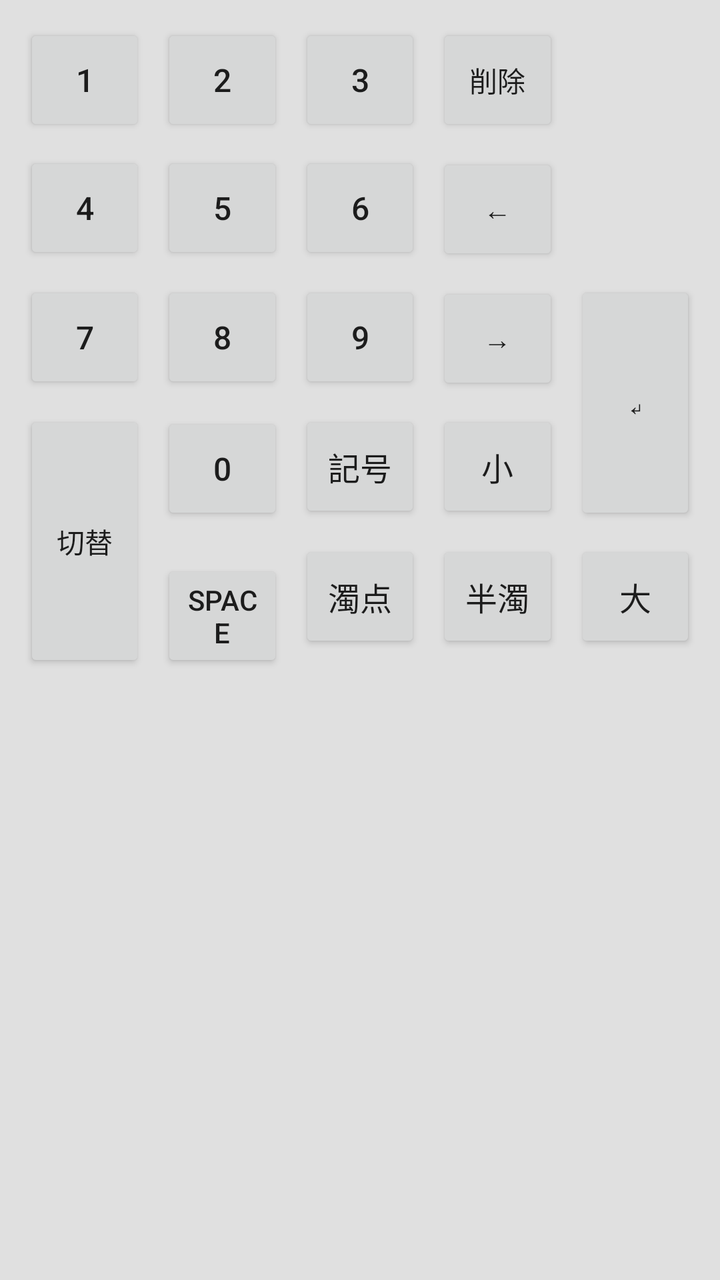
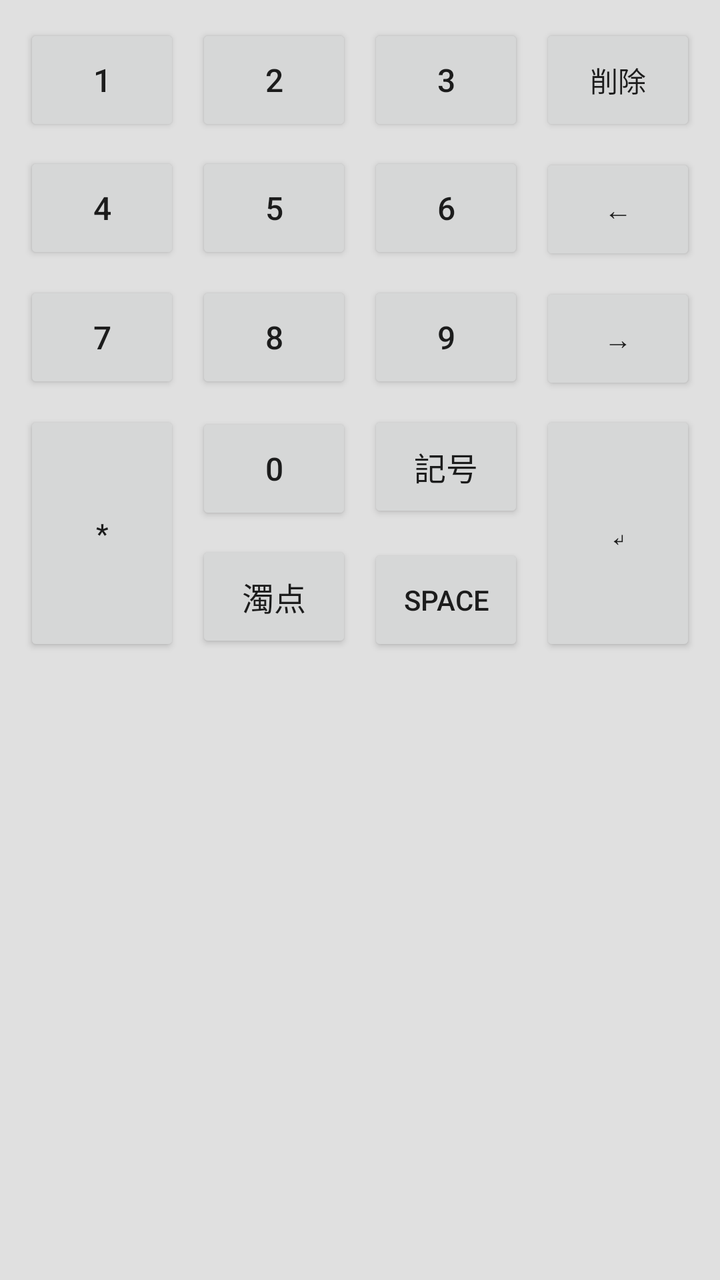

Compare the two renders of this Android layout. The source of the first and the diff that turns it into the second are given below.
<!-- AndroidManifest.xml: application theme Theme.TwoTouchKeyboard -->
<!-- res/layout/keyboard_view.xml -->
<?xml version="1.0" encoding="utf-8"?>
<LinearLayout xmlns:android="http://schemas.android.com/apk/res/android"
    android:layout_width="match_parent"
    android:layout_height="wrap_content"
    android:background="@color/keyboard_background"
    android:orientation="vertical"
    android:padding="8dp">

    <TextView
        android:id="@+id/conversion_hint"
        android:layout_width="match_parent"
        android:layout_height="wrap_content"
        android:layout_marginBottom="4dp"
        android:paddingHorizontal="8dp"
        android:textColor="@color/candidate_text"
        android:textSize="13sp"
        android:visibility="gone" />

    <HorizontalScrollView
        android:id="@+id/candidate_scroll"
        android:layout_width="match_parent"
        android:layout_height="48dp"
        android:layout_marginBottom="8dp"
        android:background="@color/candidate_bar_background"
        android:fillViewport="true"
        android:scrollbars="none"
        android:visibility="gone">

        <LinearLayout
            android:id="@+id/candidate_container"
            android:layout_width="wrap_content"
            android:layout_height="match_parent"
            android:gravity="center_vertical"
            android:orientation="horizontal" />

    </HorizontalScrollView>

    <ViewFlipper
        android:id="@+id/keyboard_flipper"
        android:layout_width="match_parent"
        android:layout_height="wrap_content"
        android:measureAllChildren="false">

        <GridLayout
            android:id="@+id/keyboard_grid"
            android:layout_width="match_parent"
            android:layout_height="wrap_content"
            android:columnCount="5"
            android:rowCount="5"
            android:useDefaultMargins="true">

            <Button
                android:id="@+id/key_1"
                style="@style/KeyboardKey"
                android:layout_column="0"
                android:layout_row="0"
                android:text="1" />

            <Button
                android:id="@+id/key_2"
                style="@style/KeyboardKey"
                android:layout_column="1"
                android:layout_row="0"
                android:text="2" />

            <Button
                android:id="@+id/key_3"
                style="@style/KeyboardKey"
                android:layout_column="2"
                android:layout_row="0"
                android:text="3" />

            <Button
                android:id="@+id/key_delete"
                style="@style/KeyboardFunctionKey"
                android:layout_column="3"
                android:layout_row="0"
                android:text="@string/key_delete" />

            <Button
                android:id="@+id/key_4"
                style="@style/KeyboardKey"
                android:layout_column="0"
                android:layout_row="1"
                android:text="4" />

            <Button
                android:id="@+id/key_5"
                style="@style/KeyboardKey"
                android:layout_column="1"
                android:layout_row="1"
                android:text="5" />

            <Button
                android:id="@+id/key_6"
                style="@style/KeyboardKey"
                android:layout_column="2"
                android:layout_row="1"
                android:text="6" />

            <Button
                android:id="@+id/key_cursor_left"
                style="@style/KeyboardFunctionKey"
                android:layout_column="3"
                android:layout_row="1"
                android:text="@string/key_cursor_left" />

            <Button
                android:id="@+id/key_7"
                style="@style/KeyboardKey"
                android:layout_column="0"
                android:layout_row="2"
                android:text="7" />

            <Button
                android:id="@+id/key_8"
                style="@style/KeyboardKey"
                android:layout_column="1"
                android:layout_row="2"
                android:text="8" />

            <Button
                android:id="@+id/key_9"
                style="@style/KeyboardKey"
                android:layout_column="2"
                android:layout_row="2"
                android:text="9" />

            <Button
                android:id="@+id/key_cursor_right"
                style="@style/KeyboardFunctionKey"
                android:layout_column="3"
                android:layout_row="2"
                android:text="@string/key_cursor_right" />

            <Button
                android:id="@+id/key_enter"
                style="@style/KeyboardTallKey"
                android:layout_column="4"
                android:layout_row="2"
                android:layout_rowSpan="2"
                android:text="@string/key_enter" />

            <Button
                android:id="@+id/key_star"
                style="@style/KeyboardTallKey"
                android:layout_column="0"
                android:layout_row="3"
                android:layout_rowSpan="2"
                android:text="@string/key_mode_switch" />

            <Button
                android:id="@+id/key_0"
                style="@style/KeyboardKey"
                android:layout_column="1"
                android:layout_row="3"
                android:text="0" />

            <Button
                android:id="@+id/key_hash"
                style="@style/KeyboardKey"
                android:layout_column="2"
                android:layout_row="3"
                android:text="@string/key_symbols" />

            <Button
                android:id="@+id/key_small_kana"
                style="@style/KeyboardKey"
                android:layout_column="3"
                android:layout_row="3"
                android:text="@string/key_small_kana" />

            <Button
                android:id="@+id/key_space"
                style="@style/KeyboardSpaceKey"
                android:layout_column="1"
                android:layout_row="4"
                android:text="@string/key_space" />

            <Button
                android:id="@+id/key_dakuten"
                style="@style/KeyboardKey"
                android:layout_column="2"
                android:layout_row="4"
                android:text="@string/key_dakuten" />

            <Button
                android:id="@+id/key_handakuten"
                style="@style/KeyboardKey"
                android:layout_column="3"
                android:layout_row="4"
                android:text="@string/key_handakuten" />

            <Button
                android:id="@+id/key_uppercase_toggle"
                style="@style/KeyboardKey"
                android:layout_column="4"
                android:layout_row="4"
                android:text="@string/key_uppercase_toggle" />

        </GridLayout>

        <include layout="@layout/keyboard_symbol_view" />

    </ViewFlipper>

</LinearLayout>
<!-- res/layout/keyboard_symbol_view.xml (included above) -->
<?xml version="1.0" encoding="utf-8"?>
<GridLayout xmlns:android="http://schemas.android.com/apk/res/android"
    android:id="@+id/symbol_keyboard_grid"
    android:layout_width="match_parent"
    android:layout_height="wrap_content"
    android:columnCount="4"
    android:rowCount="4"
    android:useDefaultMargins="true">

    <Button
        android:id="@+id/symbol_key_comma"
        style="@style/KeyboardKey"
        android:layout_column="0"
        android:layout_row="0"
        android:text="、" />

    <Button
        android:id="@+id/symbol_key_period"
        style="@style/KeyboardKey"
        android:layout_column="1"
        android:layout_row="0"
        android:text="。" />

    <Button
        android:id="@+id/symbol_key_exclamation"
        style="@style/KeyboardKey"
        android:layout_column="2"
        android:layout_row="0"
        android:text="！" />

    <Button
        android:id="@+id/symbol_key_question"
        style="@style/KeyboardKey"
        android:layout_column="3"
        android:layout_row="0"
        android:text="？" />

    <Button
        android:id="@+id/symbol_key_middle_dot"
        style="@style/KeyboardKey"
        android:layout_column="0"
        android:layout_row="1"
        android:text="・" />

    <Button
        android:id="@+id/symbol_key_at"
        style="@style/KeyboardKey"
        android:layout_column="1"
        android:layout_row="1"
        android:text="@" />

    <Button
        android:id="@+id/symbol_key_hash"
        style="@style/KeyboardKey"
        android:layout_column="2"
        android:layout_row="1"
        android:text="#" />

    <Button
        android:id="@+id/symbol_key_ampersand"
        style="@style/KeyboardKey"
        android:layout_column="3"
        android:layout_row="1"
        android:text="&amp;" />

    <Button
        android:id="@+id/symbol_key_asterisk"
        style="@style/KeyboardKey"
        android:layout_column="0"
        android:layout_row="2"
        android:text="*" />

    <Button
        android:id="@+id/symbol_key_hyphen"
        style="@style/KeyboardKey"
        android:layout_column="1"
        android:layout_row="2"
        android:text="-" />

    <Button
        android:id="@+id/symbol_key_underscore"
        style="@style/KeyboardKey"
        android:layout_column="2"
        android:layout_row="2"
        android:text="_" />

    <Button
        android:id="@+id/symbol_key_plus"
        style="@style/KeyboardKey"
        android:layout_column="3"
        android:layout_row="2"
        android:text="+" />

    <Button
        android:id="@+id/symbol_key_equals"
        style="@style/KeyboardKey"
        android:layout_column="0"
        android:layout_row="3"
        android:text="=" />

    <Button
        android:id="@+id/symbol_key_slash"
        style="@style/KeyboardKey"
        android:layout_column="1"
        android:layout_row="3"
        android:text="/" />

    <Button
        android:id="@+id/symbol_key_colon"
        style="@style/KeyboardKey"
        android:layout_column="2"
        android:layout_row="3"
        android:text=":" />

    <Button
        android:id="@+id/symbol_key_close"
        style="@style/KeyboardFunctionKey"
        android:layout_column="3"
        android:layout_row="3"
        android:text="@string/key_symbol_close" />

</GridLayout>
<!-- resources referenced by this layout -->
<resources>
  <color name="candidate_bar_background">#FFFFFF</color>
  <color name="candidate_text">#212121</color>
  <color name="keyboard_background">#E0E0E0</color>
  <string name="key_cursor_left">←</string>
  <string name="key_cursor_right">→</string>
  <string name="key_dakuten">濁点</string>
  <string name="key_delete">削除</string>
  <string name="key_enter">↵</string>
  <string name="key_handakuten">半濁</string>
  <string name="key_mode_switch">切替</string>
  <string name="key_small_kana">小</string>
  <string name="key_space">Space</string>
  <string name="key_symbol_close">閉じる</string>
  <string name="key_symbols">記号</string>
  <string name="key_uppercase_toggle">大</string>
  <style name="KeyboardFunctionKey" parent="KeyboardKey">
          <item name="android:textSize">14sp</item>
      </style>
  <style name="KeyboardKey">
          <item name="android:layout_width">0dp</item>
          <item name="android:layout_height">56dp</item>
          <item name="android:layout_columnWeight">1</item>
          <item name="android:layout_gravity">fill_horizontal</item>
          <item name="android:textSize">16sp</item>
      </style>
  <style name="KeyboardSpaceKey" parent="KeyboardKey">
          <item name="android:layout_height">56dp</item>
          <item name="android:textSize">14sp</item>
      </style>
  <style name="KeyboardTallKey" parent="KeyboardFunctionKey">
          <item name="android:layout_height">118dp</item>
          <item name="android:layout_gravity">fill</item>
      </style>
  <style name="Theme.TwoTouchKeyboard" parent="android:Theme.Material.Light.NoActionBar" />
</resources>

<!-- the commit's change to res/layout/keyboard_view.xml (unified diff, before → after) -->
@@ -45,7 +45,7 @@
             android:id="@+id/keyboard_grid"
             android:layout_width="match_parent"
             android:layout_height="wrap_content"
-            android:columnCount="5"
+            android:columnCount="4"
             android:rowCount="5"
             android:useDefaultMargins="true">
 
@@ -134,20 +134,12 @@
                 android:text="@string/key_cursor_right" />
 
             <Button
-                android:id="@+id/key_enter"
-                style="@style/KeyboardTallKey"
-                android:layout_column="4"
-                android:layout_row="2"
-                android:layout_rowSpan="2"
-                android:text="@string/key_enter" />
-
-            <Button
                 android:id="@+id/key_star"
                 style="@style/KeyboardTallKey"
                 android:layout_column="0"
                 android:layout_row="3"
                 android:layout_rowSpan="2"
-                android:text="@string/key_mode_switch" />
+                android:text="*" />
 
             <Button
                 android:id="@+id/key_0"
@@ -164,39 +156,26 @@
                 android:text="@string/key_symbols" />
 
             <Button
-                android:id="@+id/key_small_kana"
-                style="@style/KeyboardKey"
+                android:id="@+id/key_enter"
+                style="@style/KeyboardTallKey"
                 android:layout_column="3"
                 android:layout_row="3"
-                android:text="@string/key_small_kana" />
+                android:layout_rowSpan="2"
+                android:text="@string/key_enter" />
+
+            <Button
+                android:id="@+id/key_text_modifier"
+                style="@style/KeyboardKey"
+                android:layout_column="1"
+                android:layout_row="4"
+                android:text="@string/key_dakuten" />
 
             <Button
                 android:id="@+id/key_space"
                 style="@style/KeyboardSpaceKey"
-                android:layout_column="1"
+                android:layout_column="2"
                 android:layout_row="4"
                 android:text="@string/key_space" />
-
-            <Button
-                android:id="@+id/key_dakuten"
-                style="@style/KeyboardKey"
-                android:layout_column="2"
-                android:layout_row="4"
-                android:text="@string/key_dakuten" />
-
-            <Button
-                android:id="@+id/key_handakuten"
-                style="@style/KeyboardKey"
-                android:layout_column="3"
-                android:layout_row="4"
-                android:text="@string/key_handakuten" />
-
-            <Button
-                android:id="@+id/key_uppercase_toggle"
-                style="@style/KeyboardKey"
-                android:layout_column="4"
-                android:layout_row="4"
-                android:text="@string/key_uppercase_toggle" />
 
         </GridLayout>
 
<!-- resource entries referenced after the edit -->
@@ -8,13 +8,9 @@
   <string name="key_dakuten">濁点</string>
   <string name="key_delete">削除</string>
   <string name="key_enter">↵</string>
-  <string name="key_handakuten">半濁</string>
-  <string name="key_mode_switch">切替</string>
-  <string name="key_small_kana">小</string>
   <string name="key_space">Space</string>
   <string name="key_symbol_close">閉じる</string>
   <string name="key_symbols">記号</string>
-  <string name="key_uppercase_toggle">大</string>
   <style name="KeyboardFunctionKey" parent="KeyboardKey">
           <item name="android:textSize">14sp</item>
       </style>
